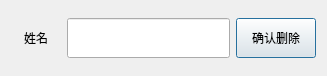
Before: the Qt Designer form removedlg.ui in zhangxl601/WorkerManageSystem, drawn with Qt 5.
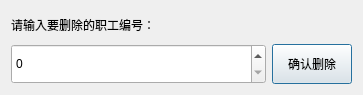
After: the same form once the commit is applied.

```diff
--- a/removedlg.ui
+++ b/removedlg.ui
@@ -6,15 +6,44 @@
    <rect>
     <x>0</x>
     <y>0</y>
-    <width>327</width>
-    <height>76</height>
+    <width>363</width>
+    <height>95</height>
    </rect>
   </property>
   <property name="windowTitle">
    <string>Dialog</string>
   </property>
-  <layout class="QHBoxLayout" name="horizontalLayout">
-   <item>
+  <layout class="QGridLayout" name="gridLayout">
+   <item row="2" column="1">
+    <widget class="QSpinBox" name="spBoxNumber">
+     <property name="sizePolicy">
+      <sizepolicy hsizetype="Expanding" vsizetype="Fixed">
+       <horstretch>0</horstretch>
+       <verstretch>0</verstretch>
+      </sizepolicy>
+     </property>
+     <property name="minimumSize">
+      <size>
+       <width>0</width>
+       <height>40</height>
+      </size>
+     </property>
+    </widget>
+   </item>
+   <item row="2" column="2">
+    <widget class="QPushButton" name="txDelete">
+     <property name="minimumSize">
+      <size>
+       <width>0</width>
+       <height>40</height>
+      </size>
+     </property>
+     <property name="text">
+      <string>确认删除</string>
+     </property>
+    </widget>
+   </item>
+   <item row="1" column="1">
     <widget class="QLabel" name="label">
      <property name="minimumSize">
       <size>
@@ -23,33 +52,10 @@
       </size>
      </property>
      <property name="text">
-      <string>姓名</string>
+      <string>请输入要删除的职工编号：</string>
      </property>
      <property name="alignment">
-      <set>Qt::AlignCenter</set>
-     </property>
-    </widget>
-   </item>
-   <item>
-    <widget class="QLineEdit" name="txName">
-     <property name="minimumSize">
-      <size>
-       <width>0</width>
-       <height>40</height>
-      </size>
-     </property>
-    </widget>
-   </item>
-   <item>
-    <widget class="QPushButton" name="txDelete">
-     <property name="minimumSize">
-      <size>
-       <width>0</width>
-       <height>40</height>
-      </size>
-     </property>
-     <property name="text">
-      <string>确认删除</string>
+      <set>Qt::AlignLeading|Qt::AlignLeft|Qt::AlignVCenter</set>
      </property>
     </widget>
    </item>
```
